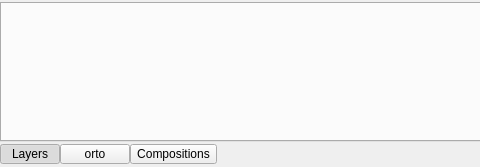
First picture: the form in giap_dynamic_layout.ui, repository GIAPspzoo/GIAP_PolaMap_lite, before the edit; both pictures show x 0 to 480 and y 0 to 167 of the 1291 by 167 pixel window.
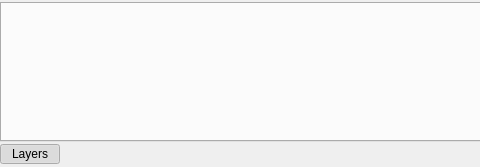
Second picture: the form after the edit.

Diff of the .ui file:
```diff
--- a/giap_dynamic_layout.ui
+++ b/giap_dynamic_layout.ui
@@ -100,38 +100,6 @@
        </property>
       </widget>
      </item>
-     <item>
-      <widget class="QToolButton" name="btn_orto_2">
-       <property name="minimumSize">
-        <size>
-         <width>70</width>
-         <height>0</height>
-        </size>
-       </property>
-       <property name="maximumSize">
-        <size>
-         <width>16777215</width>
-         <height>20</height>
-        </size>
-       </property>
-       <property name="text">
-        <string>orto</string>
-       </property>
-      </widget>
-     </item>
-     <item>
-      <widget class="QToolButton" name="toolButton_compositions">
-       <property name="maximumSize">
-        <size>
-         <width>16777215</width>
-         <height>20</height>
-        </size>
-       </property>
-       <property name="text">
-        <string>Compositions</string>
-       </property>
-      </widget>
-     </item>
      <item>
       <spacer name="horizontalSpacer">
        <property name="orientation">
```
Left out of the diff: 3 changed lines with no effect on the pictures.
